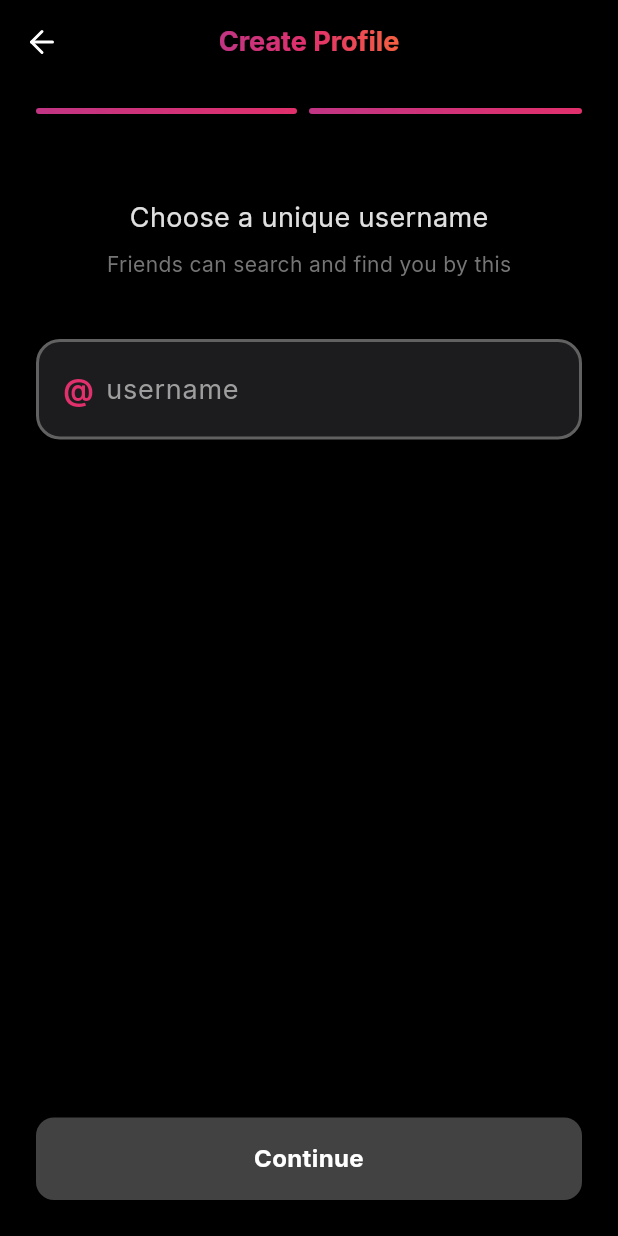
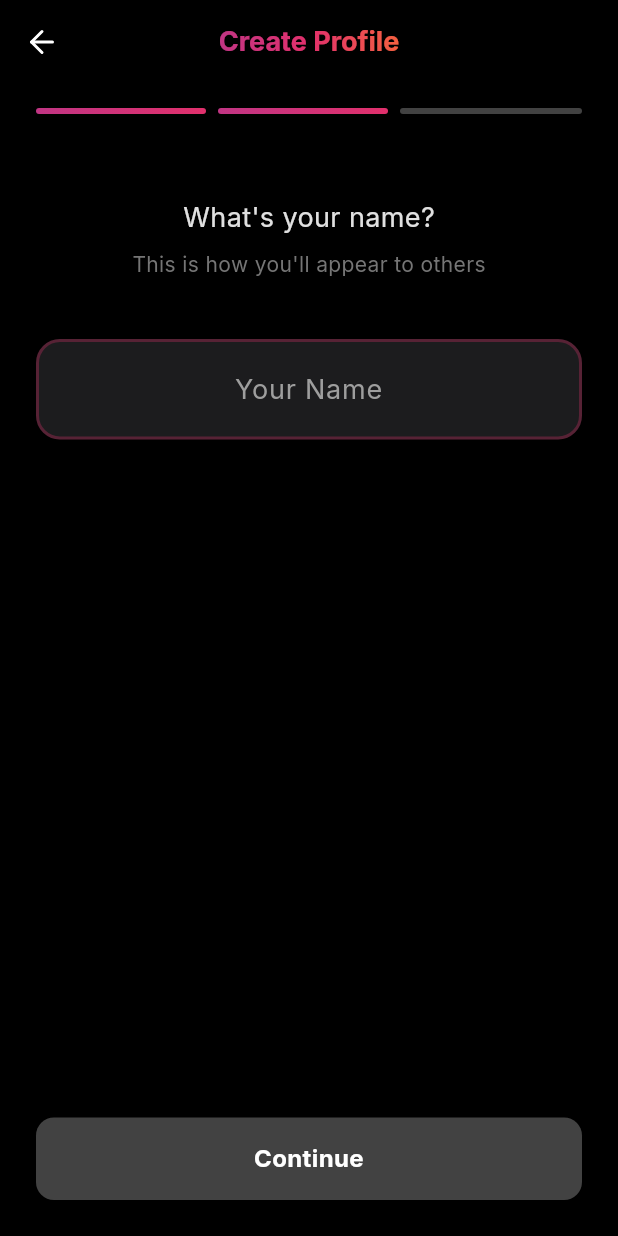
Before and after one commit to sundeep8967/bitchat, a Flutter app: the ProfileSetupScreen screen opened directly, after a tap on "Skip for now", on a phone screen of 412 x 824 dp. Run offline on Flutter 3.47's test engine with Material 3 defaults, Android fonts, the phone set to English and light mode, and no system bars; drawn by our look-alikes of flutter_animate; our stand-ins replace flutter_blue_plus, flutter_map, google_fonts, image_picker, latlong2, lucide_icons and 1 more; accounts and stored records are empty.

Commit message:
feat: Add a display name step to the profile setup flow, increasing the total number of steps to 3.

```diff
--- a/lib/screens/profile_setup_screen.dart
+++ b/lib/screens/profile_setup_screen.dart
@@ -302,10 +302,10 @@ class _ProfileSetupScreenState extends State<ProfileSetupScreen> {
             Padding(
               padding: const EdgeInsets.symmetric(horizontal: 24, vertical: 16),
               child: Row(
-                children: List.generate(2, (i) => Expanded(
+                children: List.generate(3, (i) => Expanded(
                   child: Container(
                     height: 4,
-                    margin: EdgeInsets.only(right: i < 1 ? 8 : 0),
+                    margin: EdgeInsets.only(right: i < 2 ? 8 : 0),
                     decoration: BoxDecoration(
                       borderRadius: BorderRadius.circular(2),
                       gradient: i <= _currentStep
@@ -375,7 +375,9 @@ class _ProfileSetupScreenState extends State<ProfileSetupScreen> {
       case 0:
         return _buildPhotoStep();
       case 1:
-        return _buildUsernameStep(); // Skip displayName step - already from onboarding
+        return _buildDisplayNameStep();
+      case 2:
+        return _buildUsernameStep();
       default:
         return const SizedBox();
     }
@@ -438,6 +440,48 @@ class _ProfileSetupScreenState extends State<ProfileSetupScreen> {
               ),
             ),
           ],
+        ],
+      ),
+    );
+  }
+
+  Widget _buildDisplayNameStep() {
+    return Padding(
+      key: const ValueKey('displayName'),
+      padding: const EdgeInsets.symmetric(horizontal: 24),
+      child: Column(
+        children: [
+          const SizedBox(height: 40),
+          Text(
+            'What\'s your name?',
+            style: TextStyle(color: Colors.grey[300], fontSize: 18),
+          ).animate().fadeIn(),
+          const SizedBox(height: 8),
+          Text(
+            'This is how you\'ll appear to others',
+            style: TextStyle(color: Colors.grey[600], fontSize: 14),
+          ).animate().fadeIn(delay: 100.ms),
+          const SizedBox(height: 40),
+          Container(
+            decoration: BoxDecoration(
+              color: const Color(0xFF1C1C1E),
+              borderRadius: BorderRadius.circular(16),
+              border: Border.all(color: _instaPink.withValues(alpha: 0.3), width: 2),
+            ),
+            child: TextField(
+              controller: _displayNameController,
+              style: const TextStyle(color: Colors.white, fontSize: 18),
+              textAlign: TextAlign.center,
+              decoration: const InputDecoration(
+                hintText: 'Your Name',
+                hintStyle: TextStyle(color: Colors.grey),
+                border: InputBorder.none,
+                contentPadding: EdgeInsets.symmetric(horizontal: 16, vertical: 18),
+              ),
+              textCapitalization: TextCapitalization.words,
+              onChanged: (_) => setState(() {}),
+            ),
+          ).animate().fadeIn(delay: 200.ms).slideY(begin: 0.1),
         ],
       ),
     );
```
